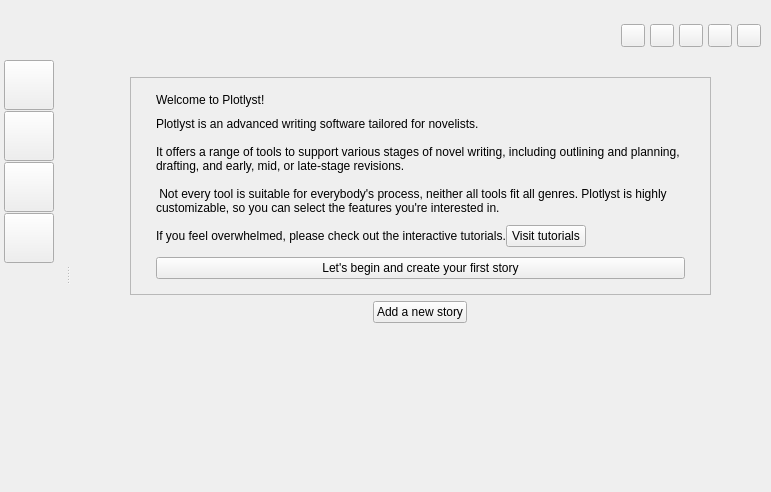
zkovari/plotlyst, file ui/home_view.ui: the form before one commit.
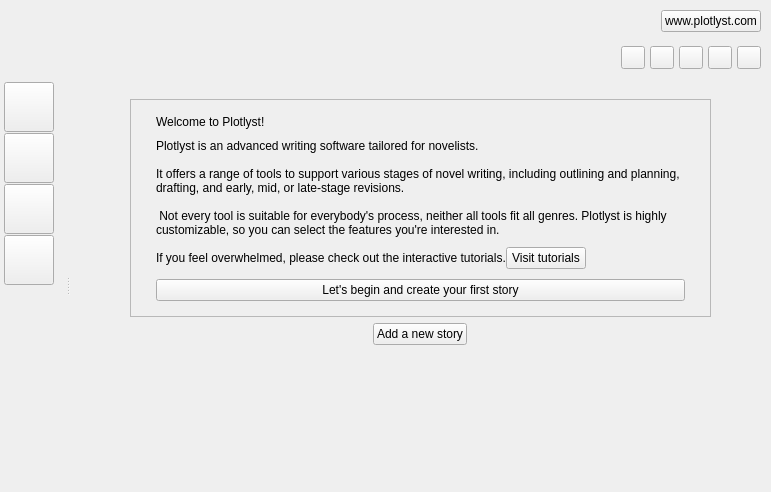
The form after the commit.

Commit message: Link website in home page, closes #953

The edit to the form file:
```diff
--- a/ui/home_view.ui
+++ b/ui/home_view.ui
@@ -45,11 +45,24 @@
        <number>10</number>
       </property>
       <property name="rightMargin">
-       <number>0</number>
+       <number>10</number>
       </property>
       <property name="bottomMargin">
        <number>0</number>
       </property>
+      <item alignment="Qt::AlignRight">
+       <widget class="QPushButton" name="btnWebsite">
+        <property name="cursor">
+         <cursorShape>PointingHandCursor</cursorShape>
+        </property>
+        <property name="text">
+         <string>www.plotlyst.com</string>
+        </property>
+        <property name="transparent" stdset="0">
+         <bool>true</bool>
+        </property>
+       </widget>
+      </item>
       <item alignment="Qt::AlignHCenter">
        <widget class="QLabel" name="lblBanner">
         <property name="text">
@@ -62,9 +75,12 @@
         <property name="spacing">
          <number>5</number>
         </property>
-        <property name="rightMargin">
+        <property name="leftMargin">
          <number>10</number>
         </property>
+        <property name="rightMargin">
+         <number>0</number>
+        </property>
         <property name="bottomMargin">
          <number>8</number>
         </property>
```
The commit also changes 1 other file.
